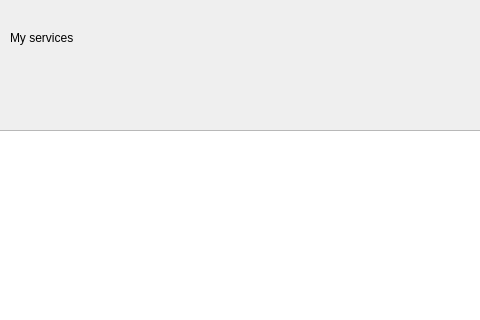
The window that src/UI/mainwindow.ui (Kracocks/ToolBox) describes before a commit, drawn with Qt 5; both pictures show x 320 to 800 and y 0 to 320 of the 800 by 600 pixel window.
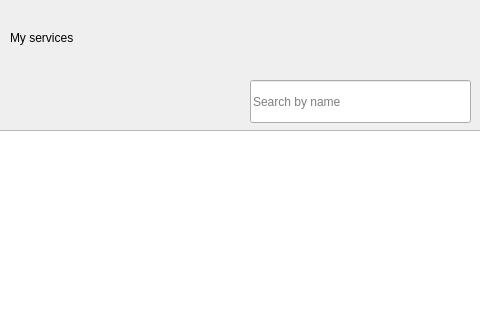
The same window after the commit.

Commit message: serch service by name

Patch:
```diff
--- a/src/UI/mainwindow.ui
+++ b/src/UI/mainwindow.ui
@@ -63,6 +63,25 @@
      <string>Add service</string>
     </property>
    </widget>
+   <widget class="QLineEdit" name="serviceNameSearch">
+    <property name="geometry">
+     <rect>
+      <x>570</x>
+      <y>80</y>
+      <width>221</width>
+      <height>43</height>
+     </rect>
+    </property>
+    <property name="inputMask">
+     <string/>
+    </property>
+    <property name="echoMode">
+     <enum>QLineEdit::PasswordEchoOnEdit</enum>
+    </property>
+    <property name="placeholderText">
+     <string>Search by name</string>
+    </property>
+   </widget>
   </widget>
   <widget class="QStatusBar" name="statusbar"/>
  </widget>
```
The commit also changes 2 other files.
